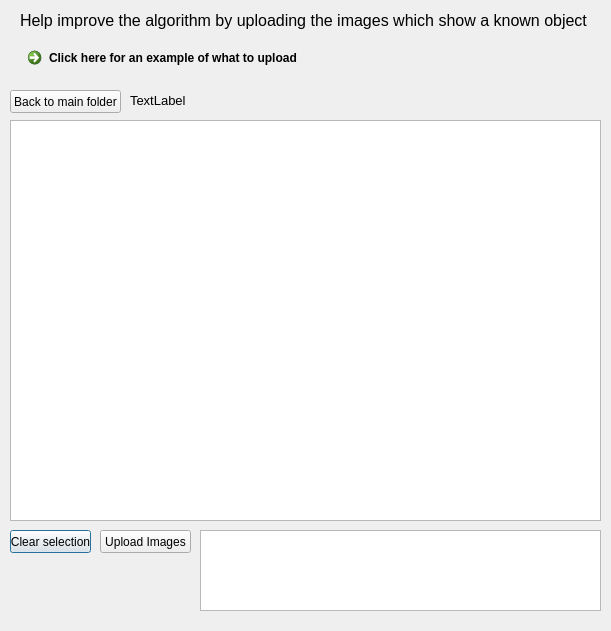
This is src/imageexplorer.ui in UFOID/UFO-Detector as Qt 5 draws it before an edit. The edited form follows.
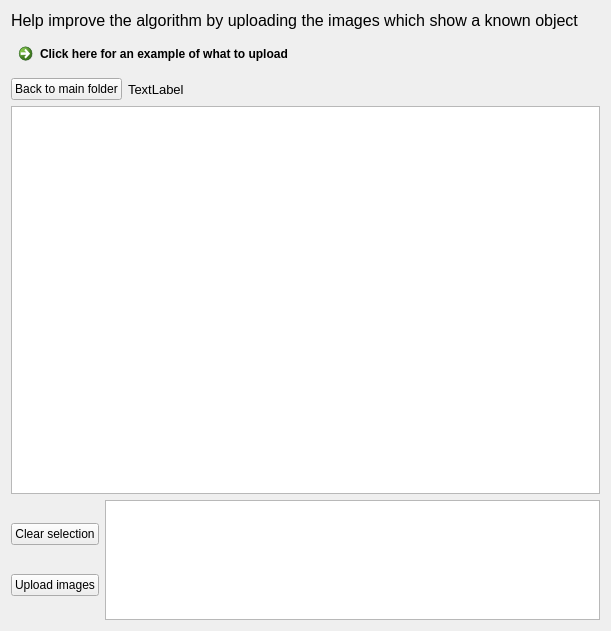
This is the edited form.

Commit message: Added layout to image uploader dialog

Diff of the .ui file:
```diff
--- a/src/imageexplorer.ui
+++ b/src/imageexplorer.ui
@@ -13,63 +13,42 @@
   <property name="windowTitle">
    <string>ImageExplorer</string>
   </property>
-  <widget class="QListWidget" name="listWidget">
-   <property name="geometry">
-    <rect>
-     <x>10</x>
-     <y>120</y>
-     <width>591</width>
-     <height>401</height>
-    </rect>
-   </property>
-  </widget>
-  <widget class="QPushButton" name="buttonClear">
-   <property name="geometry">
-    <rect>
-     <x>10</x>
-     <y>530</y>
-     <width>81</width>
-     <height>23</height>
-    </rect>
-   </property>
+  <layout class="QVBoxLayout" name="verticalLayout_2">
+   <item>
+    <widget class="QLabel" name="labelInfo">
+     <property name="font">
+      <font>
+       <pointsize>12</pointsize>
+      </font>
+     </property>
    <property name="text">
-    <string>Clear selection</string>
-   </property>
-  </widget>
-  <widget class="QPushButton" name="buttonUpload">
-   <property name="geometry">
-    <rect>
-     <x>100</x>
-     <y>530</y>
-     <width>91</width>
-     <height>23</height>
-    </rect>
-   </property>
+      <string>Help improve the algorithm by uploading the images which show a known object</string>
+     </property>
+    </widget>
+   </item>
+   <item>
+    <widget class="QCommandLinkButton" name="commandLinkButton">
    <property name="text">
-    <string>Upload Images</string>
-   </property>
-  </widget>
+      <string>Click here for an example of what to upload</string>
+     </property>
+    </widget>
+   </item>
+   <item>
+    <layout class="QHBoxLayout" name="horizontalLayout_2">
+     <item>
   <widget class="QPushButton" name="buttonBack">
-   <property name="geometry">
-    <rect>
-     <x>10</x>
-     <y>90</y>
-     <width>111</width>
-     <height>23</height>
-    </rect>
-   </property>
    <property name="text">
     <string>Back to main folder</string>
    </property>
   </widget>
+     </item>
+     <item>
   <widget class="QLabel" name="labelFolder">
-   <property name="geometry">
-    <rect>
-     <x>130</x>
-     <y>90</y>
-     <width>461</width>
-     <height>21</height>
-    </rect>
+       <property name="sizePolicy">
+        <sizepolicy hsizetype="Expanding" vsizetype="Preferred">
+         <horstretch>0</horstretch>
+         <verstretch>0</verstretch>
+        </sizepolicy>
    </property>
    <property name="font">
     <font>
@@ -80,47 +59,51 @@
     <string>TextLabel</string>
    </property>
   </widget>
-  <widget class="QLabel" name="labelInfo">
-   <property name="geometry">
-    <rect>
-     <x>20</x>
-     <y>10</y>
-     <width>601</width>
-     <height>21</height>
-    </rect>
-   </property>
-   <property name="font">
-    <font>
-     <pointsize>12</pointsize>
-    </font>
-   </property>
+     </item>
+    </layout>
+   </item>
+   <item>
+    <widget class="QListWidget" name="listWidget"/>
+   </item>
+   <item>
+    <layout class="QHBoxLayout" name="horizontalLayout">
+     <item>
+      <layout class="QVBoxLayout" name="verticalLayout">
+       <item>
+        <widget class="QPushButton" name="buttonClear">
+         <property name="text">
+          <string>Clear selection</string>
+         </property>
+        </widget>
+       </item>
+       <item>
+        <widget class="QPushButton" name="buttonUpload">
    <property name="text">
-    <string>Help improve the algorithm by uploading the images which show a known object</string>
-   </property>
-  </widget>
+          <string>Upload images</string>
+         </property>
+        </widget>
+       </item>
+      </layout>
+     </item>
+     <item>
   <widget class="QTextBrowser" name="output">
-   <property name="geometry">
-    <rect>
-     <x>200</x>
-     <y>530</y>
-     <width>401</width>
-     <height>81</height>
-    </rect>
-   </property>
-  </widget>
-  <widget class="QCommandLinkButton" name="commandLinkButton">
-   <property name="geometry">
-    <rect>
-     <x>20</x>
-     <y>40</y>
-     <width>291</width>
-     <height>41</height>
-    </rect>
-   </property>
-   <property name="text">
-    <string>Click here for an example of what to upload</string>
-   </property>
-  </widget>
+       <property name="sizePolicy">
+        <sizepolicy hsizetype="Expanding" vsizetype="Fixed">
+         <horstretch>0</horstretch>
+         <verstretch>0</verstretch>
+        </sizepolicy>
+       </property>
+       <property name="maximumSize">
+        <size>
+         <width>16777215</width>
+         <height>120</height>
+        </size>
+       </property>
+      </widget>
+     </item>
+    </layout>
+   </item>
+  </layout>
  </widget>
  <layoutdefault spacing="6" margin="11"/>
  <resources/>
```
Lines whose indentation alone changed are shown as unchanged.
